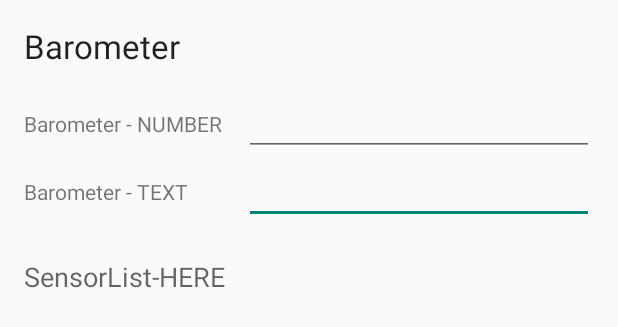
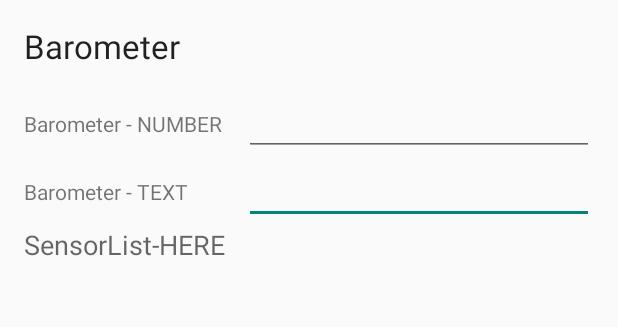
Before and after one commit to daKrueml/strawberry-firecracker, an Android app: the layout activity_barometer_request.xml on its own in the app's theme, with its tools: preview values and no code run, on a phone screen of 412 x 824 dp. Shown: the top 327 px of the screen. Run offline under Robolectric (Android 15) with nearby library versions, the phone set to English and light mode, and no system bars.

Commit message:
Barometer Layout überarbeitet

```diff
--- a/barometer/src/main/res/layout/activity_barometer_request.xml
+++ b/barometer/src/main/res/layout/activity_barometer_request.xml
@@ -62,10 +62,9 @@
         android:textAppearance="?android:attr/textAppearanceMedium"
         android:text="@string/SensorList"
         android:id="@+id/SensorList"
-        android:layout_marginTop="21dp"
         android:layout_below="@+id/space"
-        android:layout_alignRight="@+id/NumberBarometer"
-        android:layout_alignEnd="@+id/NumberBarometer"
+        android:layout_alignParentRight="true"
+        android:layout_alignParentEnd="true"
         android:layout_alignParentLeft="true"
         android:layout_alignParentStart="true" />
 
```
